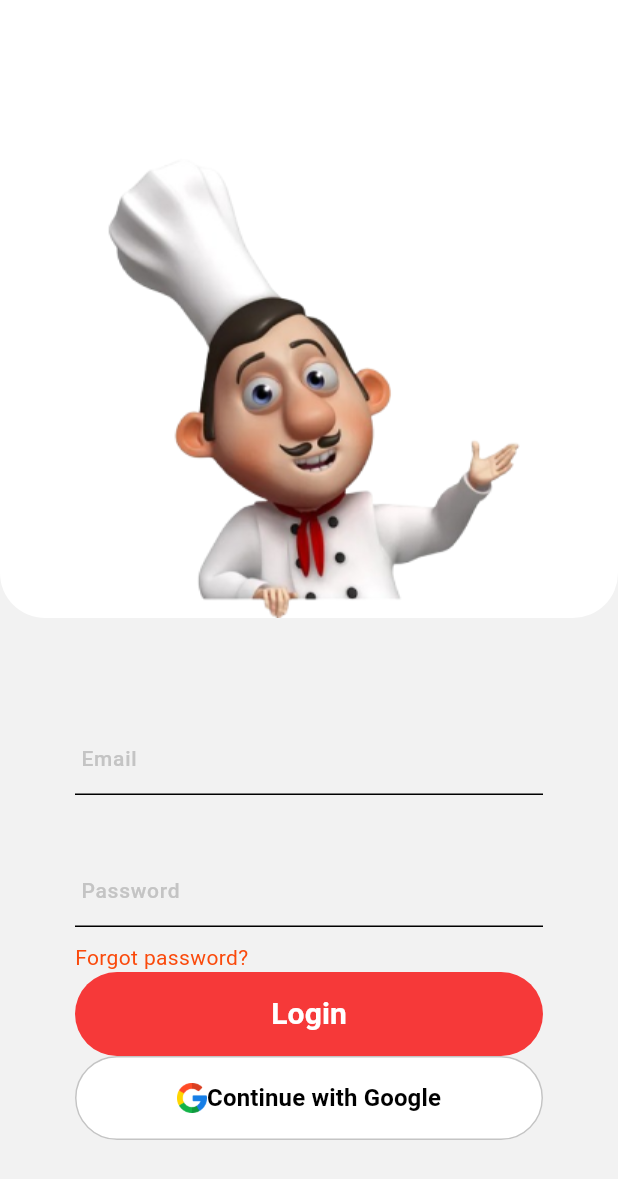
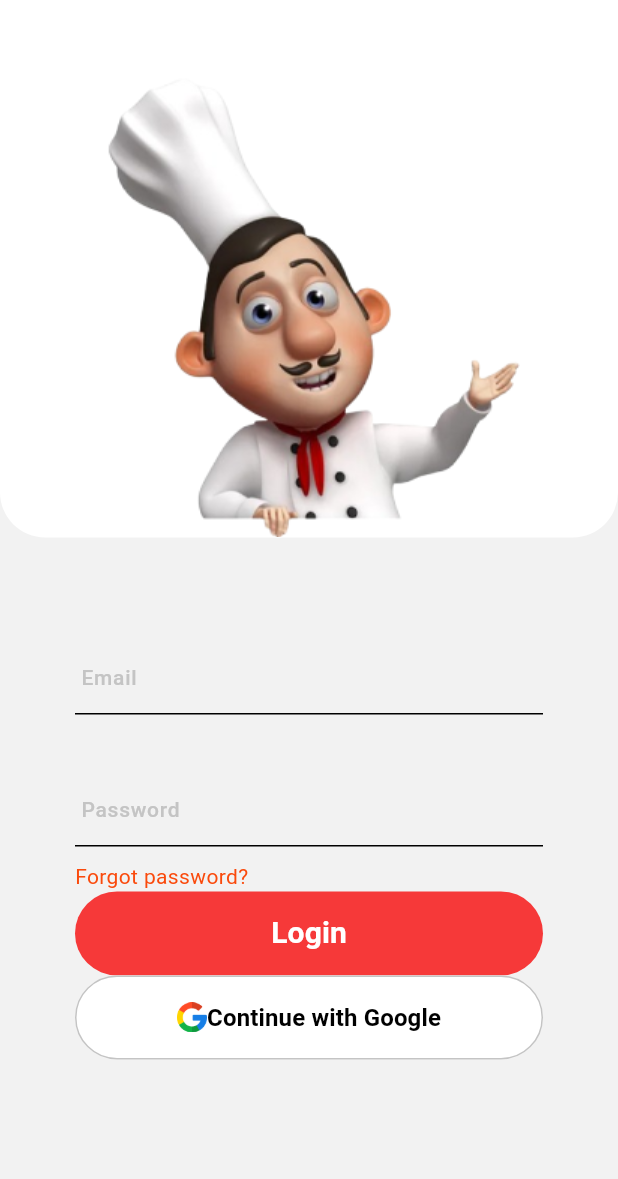
Before and after one commit to taherdodia13/chinatown, a Flutter app: the screen it shows after launch, on a phone screen of 412 x 824 dp. Shown: the top 1179 px of the screen. Run offline on Flutter 3.47's test engine with Material 3 defaults, Android fonts, the phone set to English and light mode, and no system bars; our stand-ins replace cloud_firestore, firebase_auth, firebase_core, flutter_form_builder; accounts and stored records are empty; Roboto replaces fonts that are missing (Montserrat).

Commit message:
Login view minor update

```diff
--- a/lib/features/presentation/screens/login_view.dart
+++ b/lib/features/presentation/screens/login_view.dart
@@ -6,7 +6,7 @@ import 'package:flutter/material.dart';
 import '../../../constants/app_images.dart';
 
 class LoginView extends StatefulWidget {
-  const LoginView({Key? key}) : super(key: key);
+  const LoginView({super.key});
 
   @override
   State<LoginView> createState() => _LoginViewState();
@@ -18,13 +18,11 @@ class _LoginViewState extends State<LoginView> {
     return Scaffold(
       backgroundColor: AppColors.kf2f2f2,
       body: SingleChildScrollView(
-        child: SizedBox(
-          height: MediaQuery.of(context).size.height,
         child: Column(
           children: [
-              Expanded(
-                child: Container(
+            Container(
               width: double.infinity,
+              height: MediaQuery.of(context).size.height / 2.3,
               decoration: const BoxDecoration(
                 color: AppColors.kFFFFFF,
                 borderRadius: BorderRadius.only(
@@ -39,13 +37,8 @@ class _LoginViewState extends State<LoginView> {
                 ],
               ),
             ),
-              ),
-              Expanded(
-                child: SingleChildScrollView(
-                  // Added SingleChildScrollView here
-                  child: Padding(
-                    padding: const EdgeInsets.symmetric(
-                        vertical: 70, horizontal: 50),
+            Padding(
+              padding: const EdgeInsets.symmetric(vertical: 70, horizontal: 50),
               child: Column(
                 crossAxisAlignment: CrossAxisAlignment.start,
                 children: [
@@ -77,8 +70,7 @@ class _LoginViewState extends State<LoginView> {
                   MainButton.icon(
                     buttonColor: AppColors.kFFFFFF,
                     fontColor: AppColors.k000000,
-                          borderSide:
-                              const BorderSide(color: AppColors.kc4c4c4),
+                    borderSide: const BorderSide(color: AppColors.kc4c4c4),
                     icon: SizedBox(
                       height: 20,
                       child: Image(
@@ -95,11 +87,8 @@ class _LoginViewState extends State<LoginView> {
                   ),
                 ],
               ),
-                  ),
-                ),
             )
           ],
-          ),
         ),
       ),
     );
```
Lines whose indentation alone changed are shown as unchanged.
